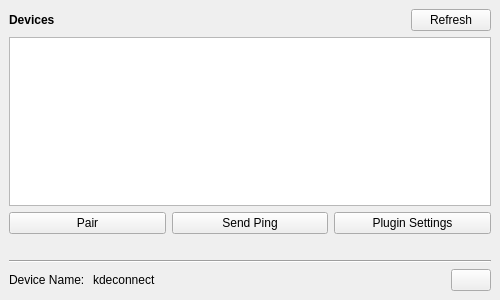
pikazh/kdeconnect-windows, file app/ui/mainwindow.ui: the form before one commit.
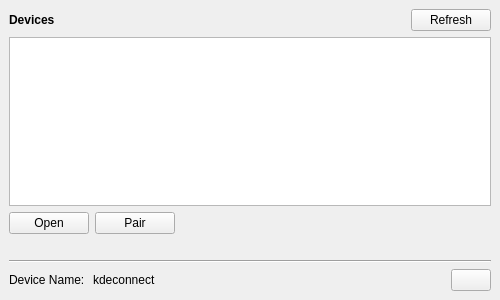
The form after the commit.

The edit to the form file:
```diff
--- a/app/ui/mainwindow.ui
+++ b/app/ui/mainwindow.ui
@@ -78,6 +78,13 @@
     </item>
     <item>
      <layout class="QHBoxLayout" name="horizontalLayout_2">
+      <item>
+       <widget class="QPushButton" name="openDevicePageButton">
+        <property name="text">
+         <string>Open</string>
+        </property>
+       </widget>
+      </item>
       <item>
        <widget class="QPushButton" name="pairButton">
         <property name="text">
@@ -86,18 +93,17 @@
        </widget>
       </item>
       <item>
-       <widget class="QPushButton" name="pingButton">
-        <property name="text">
-         <string>Send Ping</string>
+       <spacer name="horizontalSpacer_3">
+        <property name="orientation">
+         <enum>Qt::Orientation::Horizontal</enum>
         </property>
-       </widget>
-      </item>
-      <item>
-       <widget class="QPushButton" name="pluginConfigButton">
-        <property name="text">
-         <string>Plugin Settings</string>
+        <property name="sizeHint" stdset="0">
+         <size>
+          <width>40</width>
+          <height>20</height>
+         </size>
         </property>
-       </widget>
+       </spacer>
       </item>
      </layout>
     </item>
```
